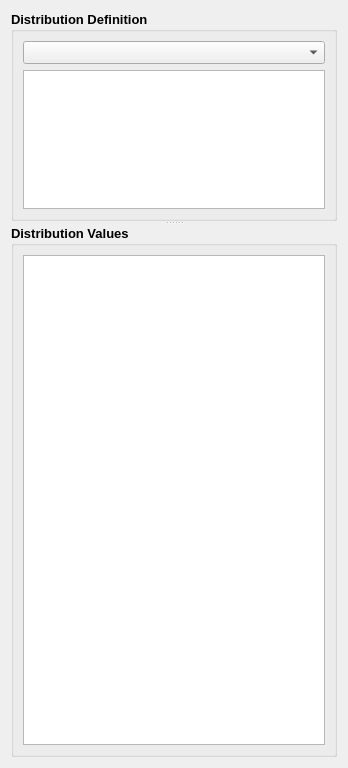
trhallam/trib, file tribgui/_qtdesigner/qdesignFDTables.ui: the form before one commit.
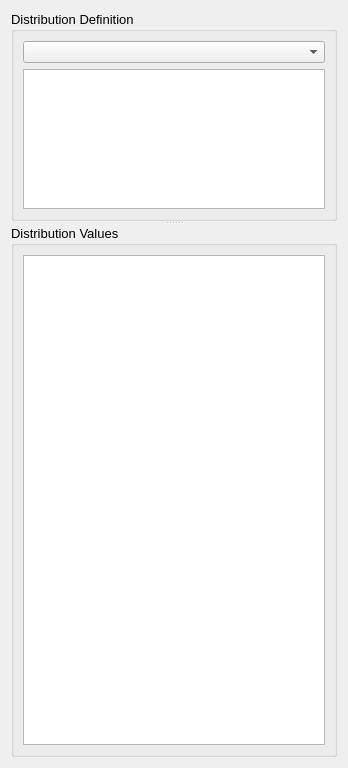
The form after the commit. Custom widgets are drawn as their Qt base class.

Patch:
```diff
--- a/tribgui/_qtdesigner/qdesignFDTables.ui
+++ b/tribgui/_qtdesigner/qdesignFDTables.ui
@@ -44,8 +44,8 @@
       <property name="font">
        <font>
         <pointsize>10</pointsize>
-        <weight>75</weight>
-        <bold>true</bold>
+        <weight>50</weight>
+        <bold>false</bold>
        </font>
       </property>
       <property name="styleSheet">
@@ -57,6 +57,12 @@
       <layout class="QGridLayout" name="gridLayout_3">
        <item row="0" column="0">
         <widget class="QComboBox" name="comboBoxDist">
+         <property name="font">
+          <font>
+           <pointsize>9</pointsize>
+           <kerning>false</kerning>
+          </font>
+         </property>
          <property name="styleSheet">
           <string notr="true"/>
          </property>
@@ -89,8 +95,8 @@
       <property name="font">
        <font>
         <pointsize>10</pointsize>
-        <weight>75</weight>
-        <bold>true</bold>
+        <weight>50</weight>
+        <bold>false</bold>
        </font>
       </property>
       <property name="styleSheet">
```
